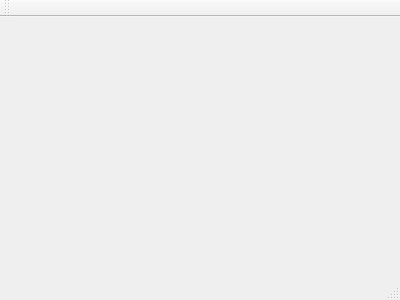
Old version of the form DrawTool/mainwindow.ui in the repository guangyu2002/DrawTool.
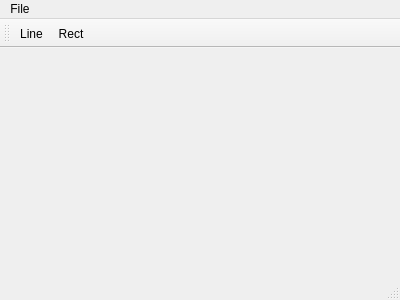
New version of the form.

Diff of the .ui file:
```diff
--- a/DrawTool/mainwindow.ui
+++ b/DrawTool/mainwindow.ui
@@ -12,13 +12,64 @@
   <property name="windowTitle" >
    <string>MainWindow</string>
   </property>
-  <widget class="QMenuBar" name="menuBar" />
-  <widget class="QToolBar" name="mainToolBar" />
-  <widget class="QWidget" name="centralWidget" />
-  <widget class="QStatusBar" name="statusBar" />
+  <widget class="QWidget" name="centralWidget"/>
+  <widget class="QMenuBar" name="menuBar">
+   <property name="geometry">
+    <rect>
+     <x>0</x>
+     <y>0</y>
+     <width>400</width>
+     <height>23</height>
+    </rect>
+   </property>
+   <widget class="QMenu" name="menuFile">
+    <property name="title">
+     <string>File</string>
+    </property>
+    <addaction name="actionOpen"/>
+    <addaction name="actionSave"/>
+    <addaction name="actionSave_As"/>
+   </widget>
+   <addaction name="menuFile"/>
+  </widget>
+  <widget class="QToolBar" name="mainToolBar">
+   <attribute name="toolBarArea">
+    <enum>TopToolBarArea</enum>
+   </attribute>
+   <attribute name="toolBarBreak">
+    <bool>false</bool>
+   </attribute>
+   <addaction name="actionLine"/>
+   <addaction name="actionRect"/>
+  </widget>
+  <widget class="QStatusBar" name="statusBar"/>
+  <action name="actionOpen">
+   <property name="text">
+    <string>Open</string>
+   </property>
+  </action>
+  <action name="actionSave">
+   <property name="text">
+    <string>Save</string>
+   </property>
+  </action>
+  <action name="actionSave_As">
+   <property name="text">
+    <string>Save As</string>
+   </property>
+  </action>
+  <action name="actionLine">
+   <property name="text">
+    <string>Line</string>
+   </property>
+  </action>
+  <action name="actionRect">
+   <property name="text">
+    <string>Rect</string>
+   </property>
+  </action>
  </widget>
- <layoutDefault spacing="6" margin="11" />
- <pixmapfunction></pixmapfunction>
+ <layoutdefault spacing="6" margin="11"/>
  <resources/>
  <connections/>
 </ui>
```
Left out of the diff: 7 changed lines with no effect on the pictures.
